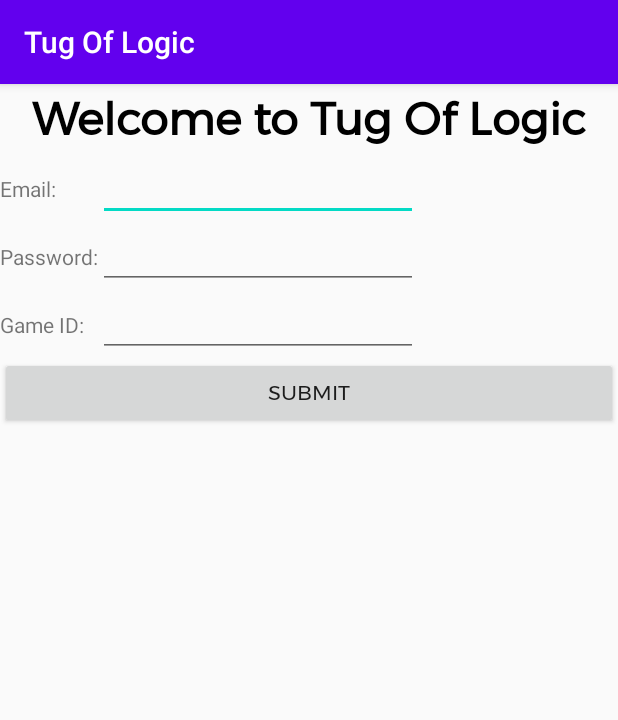
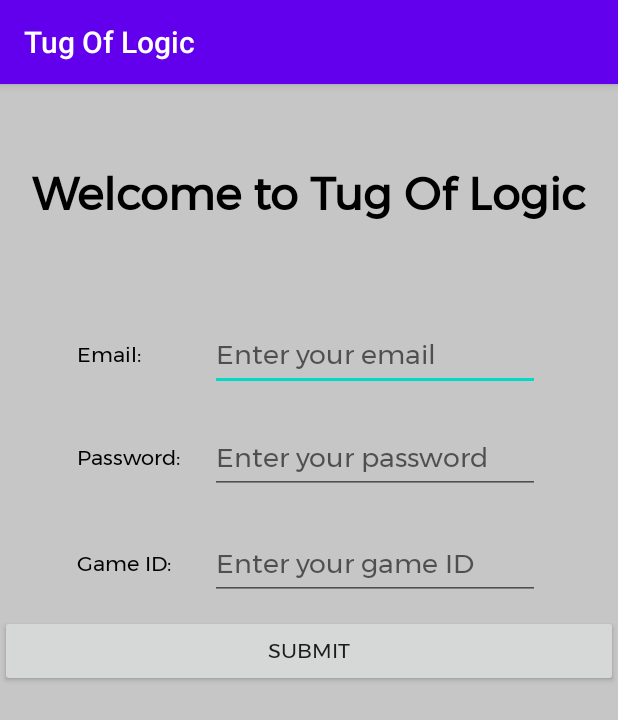
Before and after one commit to TushitNag11/TugOfLogic, an Android app: the screen it shows after launch (MainActivity), on a phone screen of 412 x 824 dp. Shown: the top 720 px of the screen. Run offline under Robolectric (Android 15) with nearby library versions, the phone set to English and light mode, and no system bars.

Commit message:
created login page

```diff
--- a/app/src/main/res/layout/activity_main.xml
+++ b/app/src/main/res/layout/activity_main.xml
@@ -1,17 +1,23 @@
 <?xml version="1.0" encoding="utf-8"?>
-<LinearLayout xmlns:android="http://schemas.android.com/apk/res/android"
-    xmlns:app="http://schemas.android.com/apk/res-auto"
+<ScrollView xmlns:android="http://schemas.android.com/apk/res/android"
+
     xmlns:tools="http://schemas.android.com/tools"
     android:layout_width="match_parent"
     android:layout_height="match_parent"
     android:orientation="vertical"
-    tools:context=".MainActivity">
+    tools:context=".MainActivity"
+    android:background="@color/backgroundColor">
 
+    <LinearLayout
+        android:layout_width="match_parent"
+        android:layout_height="match_parent"
+        android:orientation="vertical">
 
         <TextView
             android:id="@+id/headerTitle"
             android:layout_width="match_parent"
             android:layout_height="wrap_content"
+            android:layout_marginTop="50dp"
             android:fontFamily="@font/montserrat"
             android:gravity="center_horizontal"
             android:text="@string/title"
@@ -23,61 +29,96 @@
         <TableLayout
             android:layout_width="match_parent"
             android:layout_height="wrap_content"
+            android:layout_marginTop="50dp"
             android:fontFamily="@font/montserrat"
-        >
+            android:gravity="center"
+            android:orientation="horizontal">
 
             <TableRow
                 android:layout_width="match_parent"
-            android:layout_height="match_parent" >
+                android:layout_height="match_parent"
+                android:gravity="center"
+                android:paddingBottom="10dp"
+                android:paddingLeft="10dp"
+                android:paddingRight="10dp"
+                android:paddingTop="10dp">
 
                 <TextView
                     android:id="@+id/emailLabel"
                     android:layout_width="wrap_content"
                     android:layout_height="wrap_content"
-                android:text="@string/emailLabel" />
+                    android:fontFamily="@font/montserrat"
+                    android:text="@string/emailLabel"
+                    android:textColor="@android:color/black" />
 
                 <EditText
                     android:id="@+id/editTextTextEmailAddress"
                     android:layout_width="wrap_content"
                     android:layout_height="wrap_content"
+                    android:layout_marginLeft="20dp"
                     android:ems="10"
+                    android:fontFamily="@font/montserrat"
+                    android:hint="Enter your email "
                     android:inputType="textEmailAddress" />
+
             </TableRow>
 
             <TableRow
                 android:layout_width="match_parent"
-            android:layout_height="match_parent" >
+                android:layout_height="match_parent"
+                android:gravity="center"
+                android:paddingBottom="10dp"
+                android:paddingLeft="10dp"
+                android:paddingRight="10dp"
+                android:paddingTop="10dp">
 
                 <TextView
                     android:id="@+id/passwordLabel"
                     android:layout_width="wrap_content"
                     android:layout_height="wrap_content"
-                android:text="@string/passwordLabel" />
+                    android:fontFamily="@font/montserrat"
+                    android:text="@string/passwordLabel"
+                    android:textColor="@android:color/black" />
 
                 <EditText
                     android:id="@+id/editTextTextPassword"
                     android:layout_width="wrap_content"
                     android:layout_height="wrap_content"
+                    android:layout_marginLeft="20dp"
                     android:ems="10"
+                    android:fontFamily="@font/montserrat"
+                    android:hint="Enter your password"
                     android:inputType="textPassword" />
+
             </TableRow>
 
             <TableRow
                 android:layout_width="match_parent"
-            android:layout_height="match_parent" >
+                android:layout_height="match_parent"
+                android:gravity="center"
+                android:paddingBottom="10dp"
+                android:paddingLeft="10dp"
+                android:paddingRight="10dp"
+                android:paddingTop="12dp">
 
                 <TextView
-                android:id="@+id/textView4"
+                    android:id="@+id/gameIDLabel"
                     android:layout_width="wrap_content"
                     android:layout_height="wrap_content"
-                android:text="@string/gamIdLabel" />
+                    android:fontFamily="@font/montserrat"
+                    android:text="@string/gamIdLabel"
+                    android:textColor="@android:color/black" />
 
                 <EditText
                     android:id="@+id/editTextTextPassword2"
                     android:layout_width="wrap_content"
                     android:layout_height="wrap_content"
+                    android:layout_marginLeft="20dp"
                     android:ems="10"
+                    android:fontFamily="@font/montserrat"
+                    android:hint="Enter your game ID"
                     android:inputType="textPassword" />
+
             </TableRow>
 
         </TableLayout>
@@ -91,8 +132,8 @@
                 android:id="@+id/button2"
                 android:layout_width="match_parent"
                 android:layout_height="wrap_content"
-            android:text="@string/submit"
-            android:fontFamily="@font/montserrat"/>
+                android:fontFamily="@font/montserrat"
+                android:text="@string/submit" />
         </LinearLayout>
-
     </LinearLayout>
+</ScrollView>
--- a/app/src/main/res/values/colors.xml
+++ b/app/src/main/res/values/colors.xml
@@ -3,4 +3,5 @@
     <color name="colorPrimary">#6200EE</color>
     <color name="colorPrimaryDark">#3700B3</color>
     <color name="colorAccent">#03DAC5</color>
+    <color name="backgroundColor">#C6C6C6</color>
 </resources>
```
Lines whose indentation alone changed are shown as unchanged.
